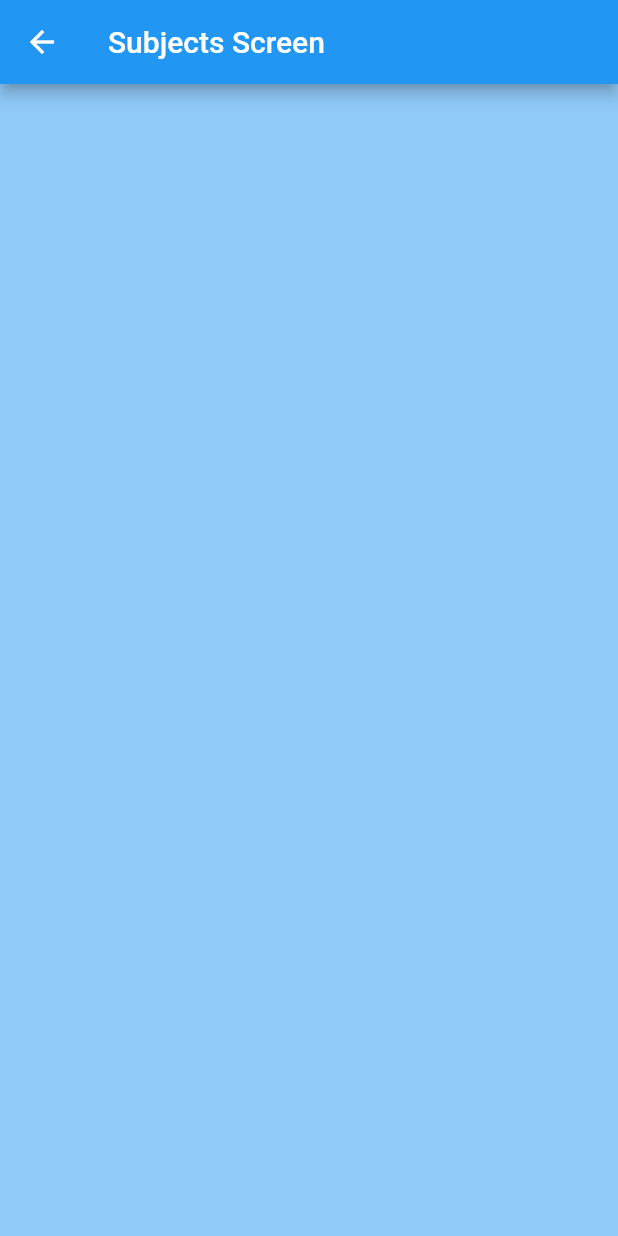
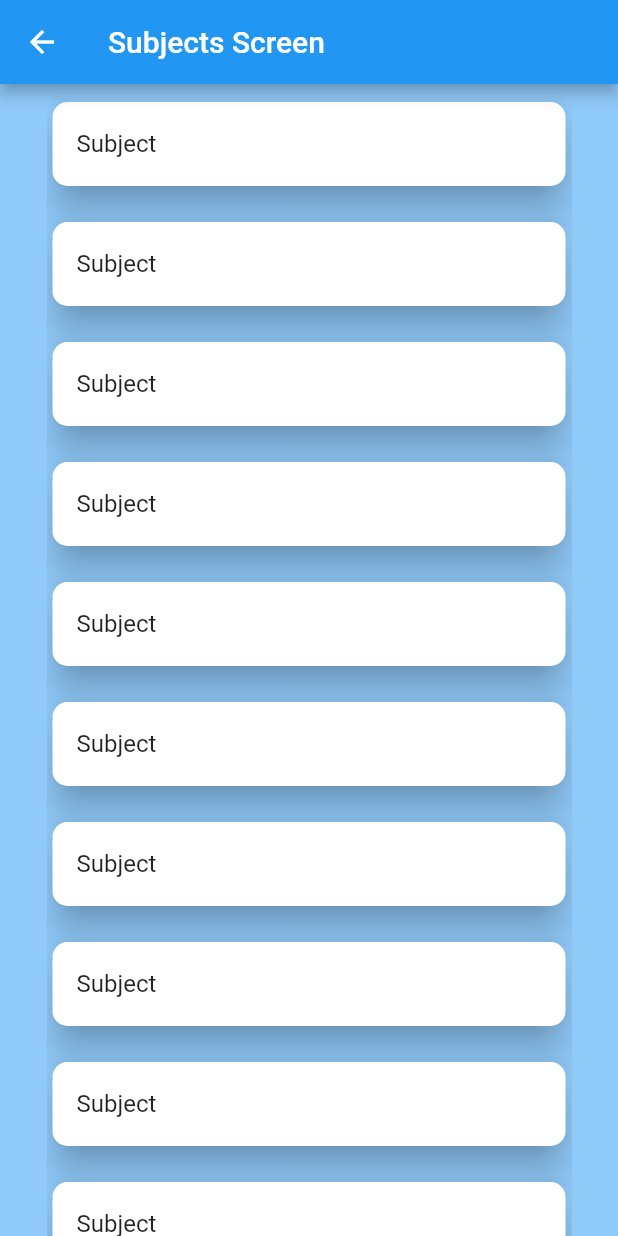
Before and after one commit to Boringlyf/edutech_app, a Flutter app: the SubjectScreens screen opened directly, on a phone screen of 412 x 824 dp. Run offline on Flutter 3.47's test engine with Material 2 defaults, Android fonts, the phone set to English and light mode, and no system bars; our stand-ins replace animated_splash_screen.

Commit message:
Incomplete subject screen

```diff
--- a/lib/Screens/subject_screens.dart
+++ b/lib/Screens/subject_screens.dart
@@ -10,8 +10,35 @@ class SubjectScreens extends StatelessWidget {
       appBar: AppBar(
         title: Text('Subjects Screen'),
       ),
-      body: ListView.builder(
-        itemBuilder: ((context, index) => Card()),
+      body: Center(
+        child: Container(
+          width: 350,
+          height: double.infinity,
+          // color: Colors.red,
+          child: ListView.builder(
+            itemCount: 20,
+            itemBuilder: ((context, index) => Padding(
+                  padding: const EdgeInsets.symmetric(vertical: 8),
+                  child: GestureDetector(
+                    child: Card(
+                      elevation: 10,
+                      shape: RoundedRectangleBorder(
+                        borderRadius: BorderRadius.circular(10),
+                      ),
+                      child: ListTile(
+                        title: Text('Subject'),
+                      ),
+                    ),
+                    onTap: () {
+                      //pass http request provider(controller) to get next set of options depending on next screen
+                      Navigator.of(context).push(
+                        MaterialPageRoute(builder: ((context) => screen)),
+                      );
+                    },
+                  ),
+                )),
+          ),
+        ),
       ),
     );
   }
```
Also changed, not shown: lib/widgets/teacher_options.dart (added, +16 -0 lines).
